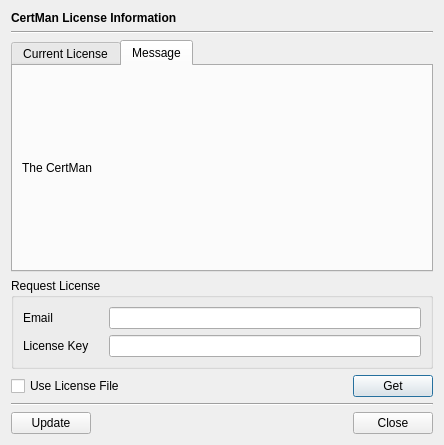
The window that CertMan/lcn_info_dlg.ui (jykim74/CertMan) describes before a commit, drawn with Qt 5.
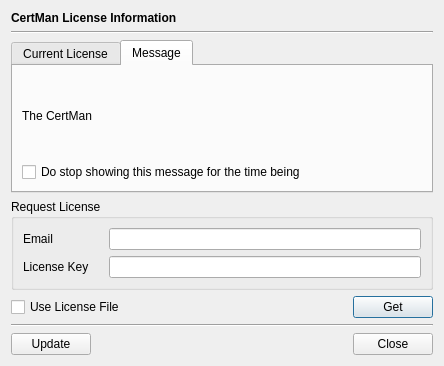
The same window after the commit.

Diff of the .ui file:
```diff
--- a/CertMan/lcn_info_dlg.ui
+++ b/CertMan/lcn_info_dlg.ui
@@ -7,7 +7,7 @@
     <x>0</x>
     <y>0</y>
     <width>444</width>
-    <height>445</height>
+    <height>360</height>
    </rect>
   </property>
   <property name="windowTitle">
@@ -225,6 +225,13 @@
          </property>
         </widget>
        </item>
+       <item>
+        <widget class="QCheckBox" name="mStopMessageCheck">
+         <property name="text">
+          <string>Do stop showing this message for the time being</string>
+         </property>
+        </widget>
+       </item>
       </layout>
      </widget>
     </widget>
@@ -295,6 +302,19 @@
      </item>
     </layout>
    </item>
+   <item>
+    <spacer name="verticalSpacer">
+     <property name="orientation">
+      <enum>Qt::Vertical</enum>
+     </property>
+     <property name="sizeHint" stdset="0">
+      <size>
+       <width>20</width>
+       <height>40</height>
+      </size>
+     </property>
+    </spacer>
+   </item>
    <item>
     <widget class="Line" name="line_2">
      <property name="orientation">
```
